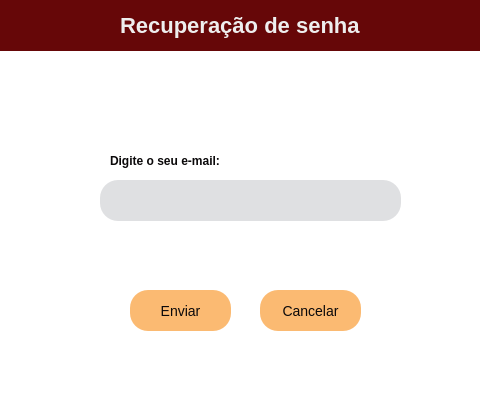
This is src/qt/ui/email_recovery_window.ui in eliezermoraesss/eureka_app_pyqt5_project_v2 as Qt 5 draws it before an edit. The edited form follows.
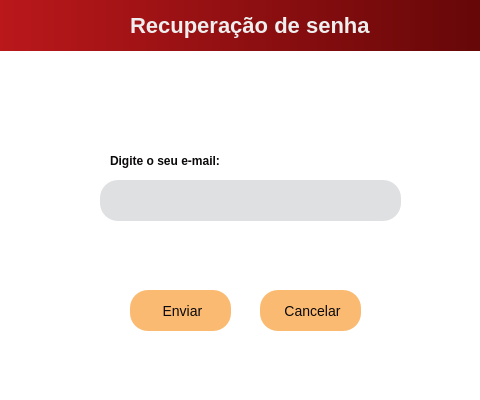
This is the edited form. Icons and pictures are not drawn.

Commit message: feat: insert email validator and improve screen UI

The edit to the form file:
```diff
--- a/src/qt/ui/email_recovery_window.ui
+++ b/src/qt/ui/email_recovery_window.ui
@@ -16,6 +16,11 @@
     <verstretch>0</verstretch>
    </sizepolicy>
   </property>
+  <property name="font">
+   <font>
+    <family>Segoe UI</family>
+   </font>
+  </property>
   <property name="windowTitle">
    <string>Eureka®</string>
   </property>
@@ -150,7 +155,7 @@
     <string notr="true"/>
    </property>
    <property name="text">
-    <string>Enviar</string>
+    <string> Enviar</string>
    </property>
    <property name="icon">
     <iconset resource="../static/resource.qrc">
@@ -158,8 +163,8 @@
    </property>
    <property name="iconSize">
     <size>
-     <width>24</width>
-     <height>24</height>
+     <width>16</width>
+     <height>16</height>
     </size>
    </property>
   </widget>
@@ -190,7 +195,7 @@
 }</string>
    </property>
    <property name="text">
-    <string>Cancelar</string>
+    <string> Cancelar</string>
    </property>
    <property name="icon">
     <iconset resource="../static/resource.qrc">
@@ -198,8 +203,8 @@
    </property>
    <property name="iconSize">
     <size>
-     <width>24</width>
-     <height>24</height>
+     <width>16</width>
+     <height>16</height>
     </size>
    </property>
   </widget>
@@ -214,16 +219,16 @@
    </property>
    <property name="styleSheet">
     <string notr="true">* {
-background-color: qlineargradient(spread:pad, x1:0, y1:0, x2:1, y2:0, stop:0 rgba(102, 7, 8, 255), stop:1 rgba(102, 7, 8, 255));
+background-color: qlineargradient(spread:pad, x1:0, y1:0, x2:1, y2:0, stop:0 rgba(186, 24, 27, 255), stop:1 rgba(102, 7, 8, 255));
 }</string>
    </property>
    <widget class="QLabel" name="window_title_label">
     <property name="geometry">
      <rect>
-      <x>120</x>
-      <y>0</y>
+      <x>130</x>
+      <y>10</y>
       <width>261</width>
-      <height>51</height>
+      <height>31</height>
      </rect>
     </property>
     <property name="font">
@@ -237,8 +242,8 @@
      <string notr="true">QLabel {
 	background-color: transparent;
     color: #EEEEEE;
+  	font-style: &quot;Segoe UI&quot;;
     font-size: 22px;
-    font-weight: regular;
 }</string>
     </property>
     <property name="text">
```
Left out of the diff: 14 changed lines with no effect on the pictures. The commit also changes 22 other files.
